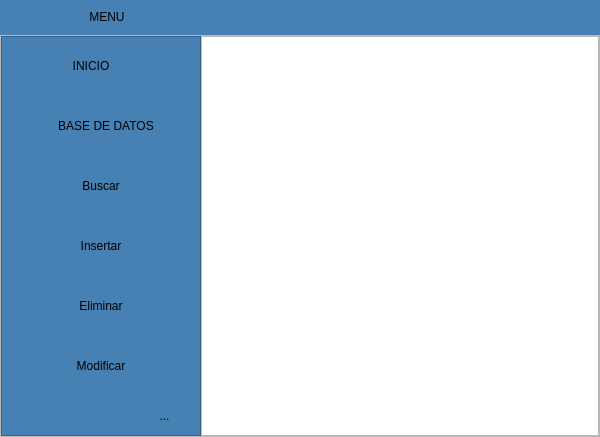
Old version of the form Menu Lateral desplegable/menu.ui in the repository Juankapy/Programacion-app.
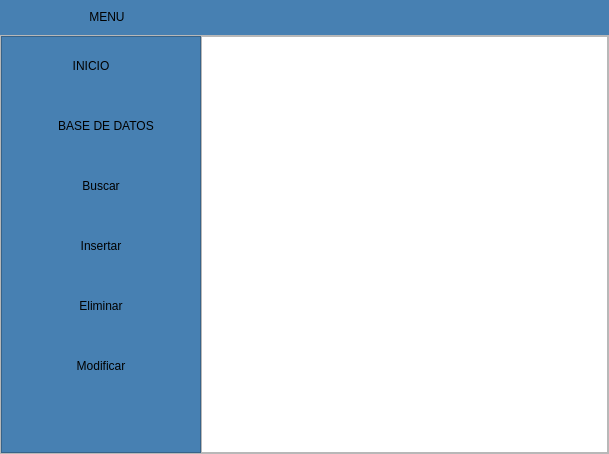
New version of the form. Icons and pictures are not drawn.

Commit message:
Cambio Menu
Cambio en los iconos de arriba, ajuste del engranaje de ajuste y cambio de nombre de los items

Diff of the .ui file:
```diff
--- a/Menu Lateral desplegable/menu.ui
+++ b/Menu Lateral desplegable/menu.ui
@@ -2,6 +2,14 @@
 <ui version="4.0">
  <class>MainWindow</class>
  <widget class="QMainWindow" name="MainWindow">
+  <property name="geometry">
+   <rect>
+    <x>0</x>
+    <y>0</y>
+    <width>609</width>
+    <height>454</height>
+   </rect>
+  </property>
   <property name="minimumSize">
    <size>
     <width>400</width>
@@ -583,7 +591,7 @@
             <item>
              <widget class="QToolButton" name="toolButton">
               <property name="text">
-               <string>...</string>
+               <string/>
               </property>
               <property name="icon">
                <iconset>
```
